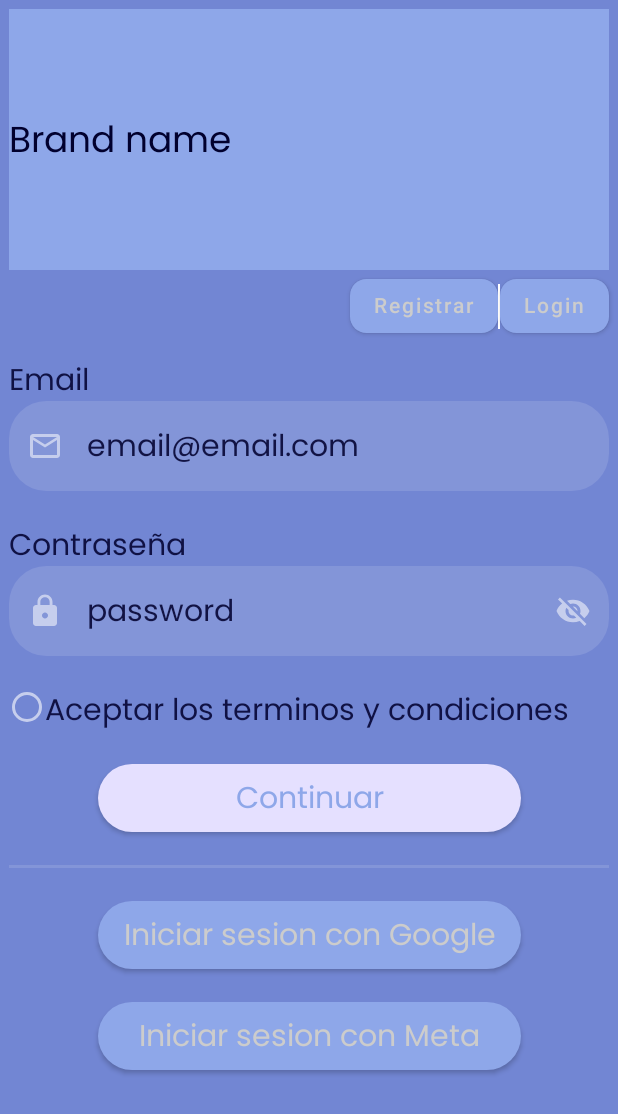
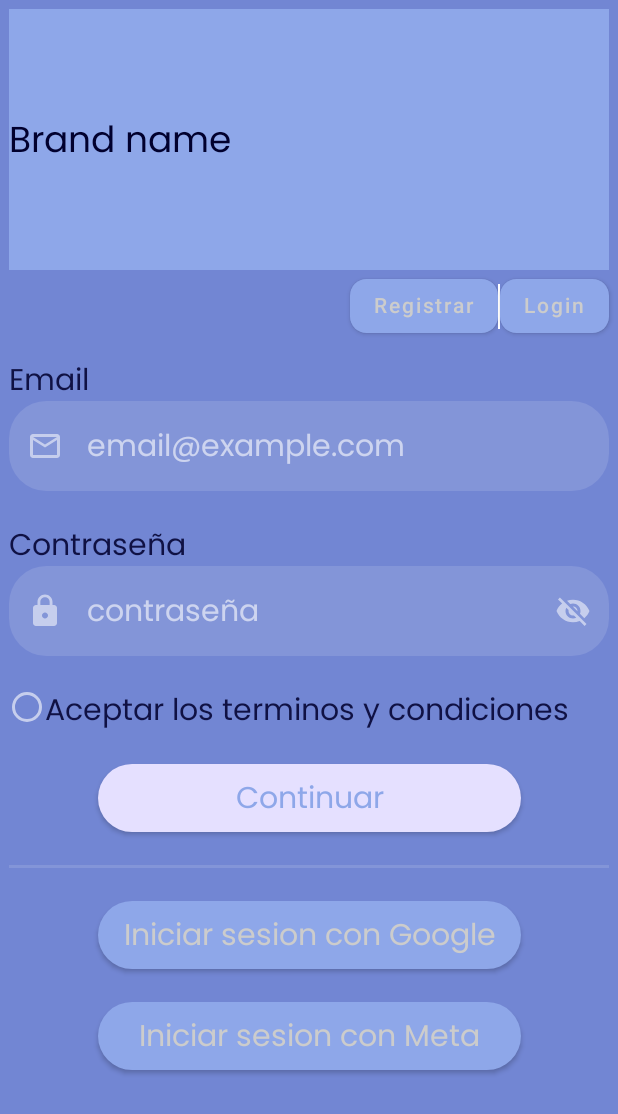
Before and after one commit to cristiangranero90/c9-10-kotlin-fulltime-app, an Android app built with Jetpack Compose: the screen it shows after launch (MainActivity), on a phone screen of 412 x 824 dp. Shown: the top 1114 px of the screen. Run offline under Robolectric (Android 15) with nearby library versions, the light colour scheme and no system bars.

Commit message:
Text field options added to email field and password field

```diff
--- a/app/src/main/java/com/example/teayudaapp/ui/composable/registerscreen/RegisterScreen.kt
+++ b/app/src/main/java/com/example/teayudaapp/ui/composable/registerscreen/RegisterScreen.kt
@@ -4,6 +4,8 @@ import android.content.res.Configuration.UI_MODE_NIGHT_NO
 import androidx.compose.foundation.background
 import androidx.compose.foundation.layout.*
 import androidx.compose.foundation.lazy.LazyColumn
+import androidx.compose.foundation.text.KeyboardActions
+import androidx.compose.foundation.text.KeyboardOptions
 import androidx.compose.material.*
 import androidx.compose.material.icons.Icons
 import androidx.compose.material.icons.filled.Lock
@@ -12,9 +14,14 @@ import androidx.compose.material.icons.filled.VisibilityOff
 import androidx.compose.material.icons.outlined.Email
 import androidx.compose.runtime.*
 import androidx.compose.ui.Alignment
+import androidx.compose.ui.ExperimentalComposeUiApi
 import androidx.compose.ui.Modifier
 import androidx.compose.ui.graphics.Color
+import androidx.compose.ui.platform.LocalSoftwareKeyboardController
 import androidx.compose.ui.res.stringResource
+import androidx.compose.ui.text.input.KeyboardType
+import androidx.compose.ui.text.input.PasswordVisualTransformation
+import androidx.compose.ui.text.input.VisualTransformation
 import androidx.compose.ui.text.style.TextAlign
 import androidx.compose.ui.tooling.preview.Preview
 import androidx.compose.ui.unit.dp
@@ -25,8 +32,8 @@ import com.example.teayudaapp.R
 fun RegisterScreen(
     modifier: Modifier = Modifier,
 ){
-    var emailText = remember { mutableStateOf("email@email.com") }
-    var passwordText = remember { mutableStateOf("password") }
+    var emailText = remember { mutableStateOf("") }
+    var passwordText = remember { mutableStateOf("") }
 
     LazyColumn(
         modifier = Modifier
@@ -156,10 +163,16 @@ private fun AgreeRadioButton() {
     }
 }
 
+@OptIn(ExperimentalComposeUiApi::class)
 @Composable
 private fun PasswordField(
     passwordText: MutableState<String>
 ) {
+    var visibility = remember { mutableStateOf(true) }
+    var visibilityIcon = if (visibility.value) Icons.Filled.VisibilityOff else Icons.Filled.Visibility
+    var transformation = if (visibility.value) PasswordVisualTransformation() else VisualTransformation.None
+    val keyboardController = LocalSoftwareKeyboardController.current
+
     Box(
         modifier = Modifier.fillMaxWidth(),
         contentAlignment = Alignment.Center
@@ -179,6 +192,12 @@ private fun PasswordField(
                 value = passwordText.value,
                 onValueChange = { passwordText.value = it },
                 shape = MaterialTheme.shapes.large,
+                keyboardOptions = KeyboardOptions(keyboardType = KeyboardType.Password),
+                visualTransformation = transformation,
+                maxLines = 1,
+                singleLine = true,
+                keyboardActions = KeyboardActions( onDone = {keyboardController?.hide()}),
+                placeholder = { Text(text = "contraseña", style = MaterialTheme.typography.body1)},
                 leadingIcon = {
                     Icon(
                         imageVector = Icons.Default.Lock,
@@ -186,9 +205,10 @@ private fun PasswordField(
                     )
                 },
                 trailingIcon = {
-                    IconButton(onClick = { /*TODO: Visibility*/ }) {
+                    IconButton(
+                        onClick = { visibility.value = !visibility.value }) {
                         Icon(
-                            imageVector = Icons.Filled.VisibilityOff,
+                            imageVector = visibilityIcon,
                             contentDescription = "Password visibility"
                         )
                     }
@@ -203,10 +223,12 @@ private fun PasswordField(
     }
 }
 
+@OptIn(ExperimentalComposeUiApi::class)
 @Composable
 private fun EmailField(
     emailText: MutableState<String>,
 ) {
+    val keyboardController = LocalSoftwareKeyboardController.current
     Box(
         modifier = Modifier.fillMaxWidth(),
         contentAlignment = Alignment.CenterStart
@@ -227,6 +249,11 @@ private fun EmailField(
                 value = emailText.value,
                 onValueChange = { emailText.value = it },
                 shape = MaterialTheme.shapes.large,
+                maxLines = 1,
+                singleLine = true,
+                keyboardOptions = KeyboardOptions(keyboardType = KeyboardType.Email),
+                keyboardActions = KeyboardActions( onDone = { keyboardController?.hide() }),
+                placeholder = { Text(text = "email@example.com", style = MaterialTheme.typography.body1) },
                 leadingIcon = {
                     Icon(
                         imageVector = Icons.Outlined.Email,
@@ -237,8 +264,7 @@ private fun EmailField(
                     focusedIndicatorColor = Color.Transparent,
                     unfocusedIndicatorColor = Color.Transparent,
                     disabledIndicatorColor = Color.Transparent
-                ),
-                placeholder = { Text(text = emailText.value) }
+                )
             )
         }
     }
```
